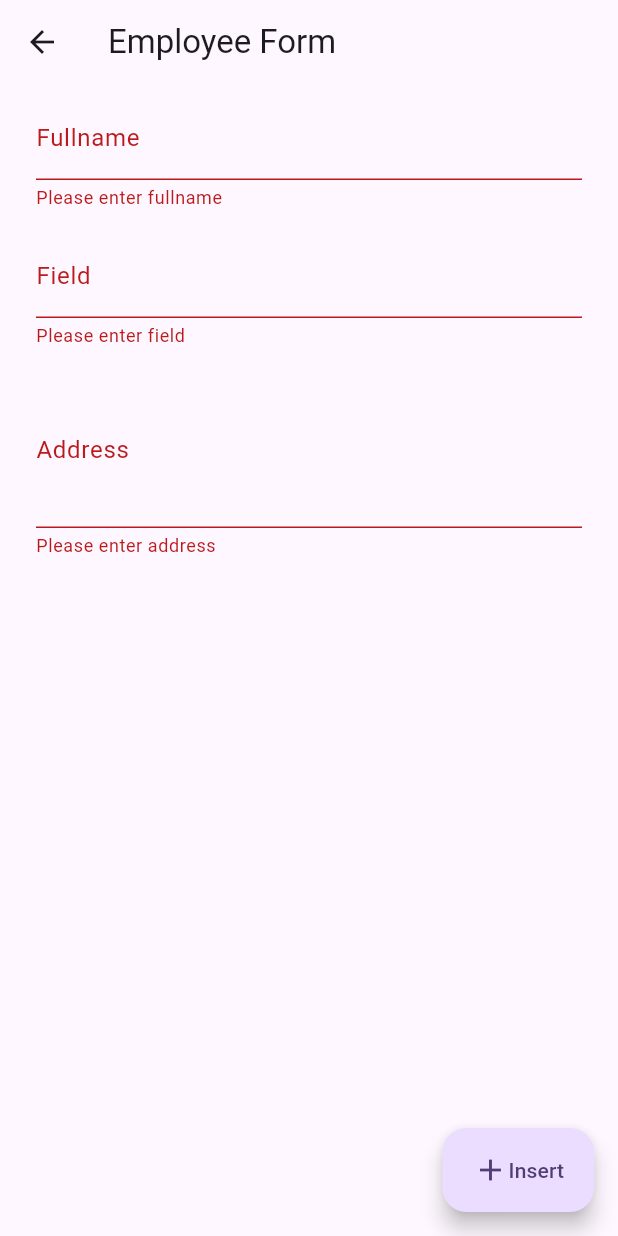
After one commit to ramdhanjr11/Sample-Code-ISID, a Flutter app: the EmployeeFormPage screen opened directly, after a tap on "Insert", on a phone screen of 412 x 824 dp. The commit adds this screen. Run offline on Flutter 3.47's test engine with Material 2 defaults, Android fonts, the phone set to English and light mode, and no system bars; our stand-ins replace file_picker, firebase_core, firebase_messaging, flutter_local_notifications, sqflite; accounts and stored records are empty.

Commit message:
feature: add local_database

```diff
--- /dev/null
+++ b/lib/local_database/employee_model.dart
@@ -0,0 +1,29 @@
+class EmployeeModel {
+  final int? id;
+  final String fullname;
+  final String address;
+  final String field;
+
+  EmployeeModel({
+    this.id,
+    required this.fullname,
+    required this.address,
+    required this.field,
+  });
+
+  factory EmployeeModel.fromMap(Map<String, dynamic> map) {
+    return EmployeeModel(
+      id: map['id'],
+      fullname: map['fullname'],
+      address: map['address'],
+      field: map['field'],
+    );
+  }
+
+  Map<String, dynamic> toMap() => {
+        'id': id,
+        'fullname': fullname,
+        'address': address,
+        'field': field,
+      };
+}
--- /dev/null
+++ b/lib/local_database/local_database_util.dart
@@ -0,0 +1,73 @@
+import 'package:path/path.dart';
+import 'package:sample_code_isid/local_database/employee_model.dart';
+import 'package:sqflite/sqflite.dart';
+
+class LocalDatabaseUtil {
+  static LocalDatabaseUtil? _instance;
+  static const String _tbName = 'employee_tb';
+  static const String _dbName = 'employee_db';
+
+  LocalDatabaseUtil._internal() {
+    _instance = this;
+  }
+
+  factory LocalDatabaseUtil() => _instance ?? LocalDatabaseUtil._internal();
+
+  Future<Database?> get database async => await _initialize();
+
+  Future<Database?> _initialize() async {
+    final databasePath = await getDatabasesPath();
+    const query = '''CREATE TABLE $_tbName(
+          id INTEGER PRIMARY KEY AUTOINCREMENT,
+          fullname TEXT not null,
+          address TEXT not null,
+          field TEXT not null)''';
+
+    final db = await openDatabase(
+      join(databasePath, _dbName),
+      onCreate: (db, version) => db.execute(query),
+      version: 1,
+    );
+
+    return db;
+  }
+
+  Future<bool> insertEmployee(EmployeeModel employee) async {
+    final db = await database;
+
+    final employeeMap = employee.toMap();
+    employeeMap.remove('id');
+
+    final result = await db!.insert(
+      _tbName,
+      employee.toMap(),
+    );
+
+    if (result == 0) return false;
+    return true;
+  }
+
+  Future<List<EmployeeModel>> getEmployees() async {
+    final db = await database;
+    final result = await db!.query(_tbName);
+    final employees =
+        result.map((data) => EmployeeModel.fromMap(data)).toList();
+    return employees;
+  }
+
+  Future<bool> updateEmployee(EmployeeModel employee) async {
+    final db = await database;
+    final result = await db!.update(_tbName, employee.toMap());
+
+    if (result == 0) return false;
+    return true;
+  }
+
+  Future<bool> deleteEmployee(int id) async {
+    final db = await database;
+    final result = await db!.delete(_tbName, where: 'id = ?', whereArgs: [id]);
+
+    if (result == 0) return false;
+    return true;
+  }
+}
--- /dev/null
+++ b/lib/local_database/pages/employee_form_page.dart
@@ -0,0 +1,208 @@
+import 'dart:developer';
+
+import 'package:flutter/material.dart';
+import 'package:sample_code_isid/local_database/employee_model.dart';
+import 'package:sample_code_isid/local_database/local_database_util.dart';
+
+class EmployeeFormPage extends StatefulWidget {
+  final bool isEdited;
+  final EmployeeModel? employeeModel;
+  const EmployeeFormPage(
+      {super.key, required this.isEdited, this.employeeModel});
+
+  @override
+  State<EmployeeFormPage> createState() => _EmployeeFormPageState();
+}
+
+class _EmployeeFormPageState extends State<EmployeeFormPage> {
+  late bool isEdited;
+  late GlobalKey<FormState> formKey;
+  late TextEditingController fullnameController;
+  late TextEditingController fieldController;
+  late TextEditingController addressController;
+  late LocalDatabaseUtil localDbUtil;
+  late bool isLoading;
+  late EmployeeModel? employeeModel;
+
+  @override
+  void initState() {
+    super.initState();
+    isEdited = widget.isEdited;
+    formKey = GlobalKey<FormState>();
+    fullnameController = TextEditingController();
+    fieldController = TextEditingController();
+    addressController = TextEditingController();
+    localDbUtil = LocalDatabaseUtil();
+    isLoading = false;
+    employeeModel = widget.employeeModel;
+
+    if (employeeModel != null) {
+      fullnameController.text = employeeModel!.fullname;
+      fieldController.text = employeeModel!.field;
+      addressController.text = employeeModel!.address;
+    }
+  }
+
+  @override
+  Widget build(BuildContext context) {
+    return Scaffold(
+      appBar: AppBar(
+        title: const Text('Employee Form'),
+        actions: [
+          if (isEdited)
+            IconButton(
+              onPressed: () async {
+                final result =
+                    await localDbUtil.deleteEmployee(employeeModel!.id!);
+
+                if (!mounted) return;
+
+                if (!result) {
+                  ScaffoldMessenger.of(context).showSnackBar(
+                    const SnackBar(
+                      content: Text('Failed to delete data..'),
+                    ),
+                  );
+                  return;
+                }
+
+                Navigator.pop(context);
+              },
+              icon: const Icon(Icons.delete),
+            )
+        ],
+      ),
+      body: Form(
+        key: formKey,
+        child: Column(
+          mainAxisAlignment: MainAxisAlignment.start,
+          crossAxisAlignment: CrossAxisAlignment.stretch,
+          children: [
+            Padding(
+              padding: const EdgeInsets.symmetric(horizontal: 24, vertical: 8),
+              child: TextFormField(
+                controller: fullnameController,
+                keyboardType: TextInputType.name,
+                decoration: const InputDecoration(
+                  label: Text('Fullname'),
+                ),
+                validator: (value) {
+                  if (value == null || value.isEmpty) {
+                    return 'Please enter fullname';
+                  }
+                  return null;
+                },
+              ),
+            ),
+            Padding(
+              padding: const EdgeInsets.symmetric(horizontal: 24, vertical: 8),
+              child: TextFormField(
+                controller: fieldController,
+                keyboardType: TextInputType.text,
+                decoration: const InputDecoration(
+                  label: Text('Field'),
+                ),
+                validator: (value) {
+                  if (value == null || value.isEmpty) {
+                    return 'Please enter field';
+                  }
+                  return null;
+                },
+              ),
+            ),
+            Padding(
+              padding: const EdgeInsets.symmetric(horizontal: 24, vertical: 8),
+              child: TextFormField(
+                controller: addressController,
+                keyboardType: TextInputType.multiline,
+                maxLines: 3,
+                textAlignVertical: TextAlignVertical.bottom,
+                decoration: const InputDecoration(
+                  label: Text('Address'),
+                ),
+                validator: (value) {
+                  if (value == null || value.isEmpty) {
+                    return 'Please enter address';
+                  }
+                  return null;
+                },
+              ),
+            ),
+          ],
+        ),
+      ),
+      floatingActionButton: FloatingActionButton.extended(
+        onPressed: () async {
+          if (formKey.currentState!.validate()) {
+            if (!isEdited) {
+              _addData(context);
+              return;
+            }
+
+            _editData(context);
+          }
+        },
+        label: Row(
+          children: [
+            Icon(isEdited ? Icons.edit : Icons.add),
+            Text(isEdited ? 'Update' : 'Insert'),
+          ],
+        ),
+      ),
+    );
+  }
+
+  _addData(BuildContext context) async {
+    final data = EmployeeModel(
+      fullname: fullnameController.text.trim(),
+      address: addressController.text.trim(),
+      field: fieldController.text.trim(),
+    );
+
+    try {
+      final result = await localDbUtil.insertEmployee(data);
+
+      if (!mounted) return;
+
+      if (!result) {
+        ScaffoldMessenger.of(context).showSnackBar(
+          const SnackBar(
+            content: Text('Failed to insert data..'),
+          ),
+        );
+        return;
+      }
+
+      Navigator.pop(context);
+    } catch (e) {
+      log(e.toString());
+    }
+  }
+
+  _editData(BuildContext context) async {
+    final data = EmployeeModel(
+      fullname: fullnameController.text.trim(),
+      address: addressController.text.trim(),
+      field: fieldController.text.trim(),
+    );
+
+    try {
+      final result = await localDbUtil.updateEmployee(data);
+
+      if (!mounted) return;
+
+      if (!result) {
+        ScaffoldMessenger.of(context).showSnackBar(
+          const SnackBar(
+            content: Text('Failed to update data..'),
+          ),
+        );
+        return;
+      }
+
+      Navigator.pop(context);
+    } catch (e) {
+      log(e.toString());
+    }
+  }
+}
--- a/pubspec.yaml
+++ b/pubspec.yaml
@@ -36,6 +36,8 @@ dependencies:
     sdk: flutter
   flutter_local_notifications: ^14.1.1
   http: ^1.0.0
+  path: ^1.8.3
+  sqflite: ^2.2.8+4
 
 dev_dependencies:
   flutter_lints: ^2.0.0
```
Also changed, not shown: lib/local_database/pages/employees_page.dart (added, +112 -0 lines), lib/main.dart (+18 -0 lines), pubspec.lock, 2 other files.
